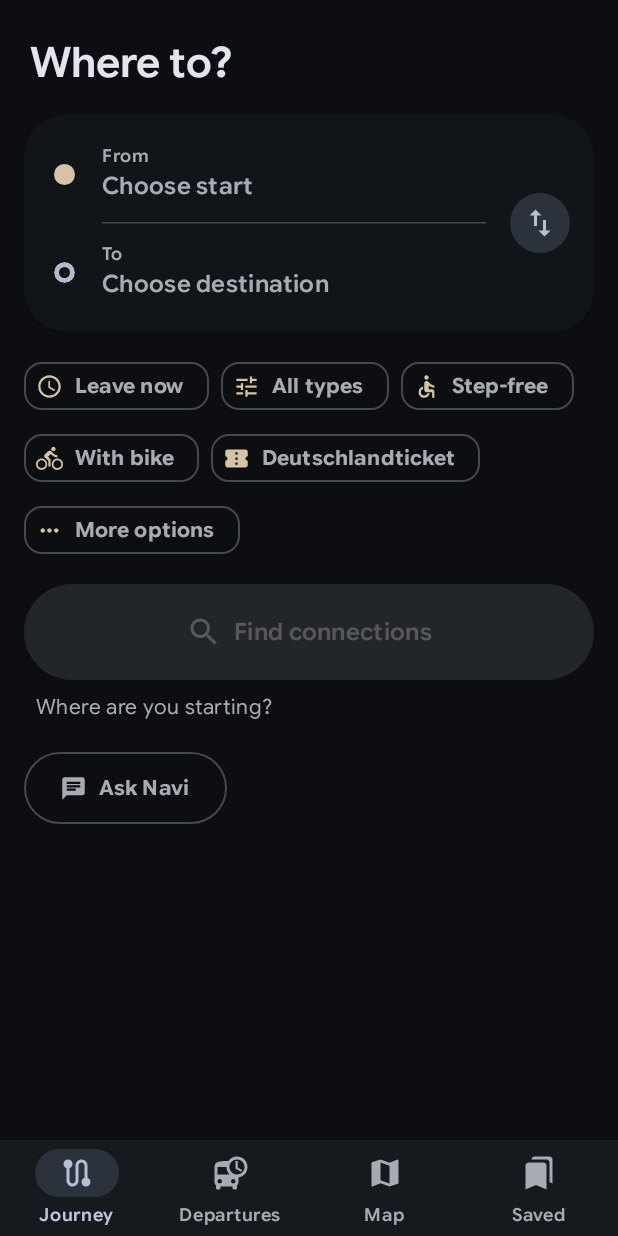
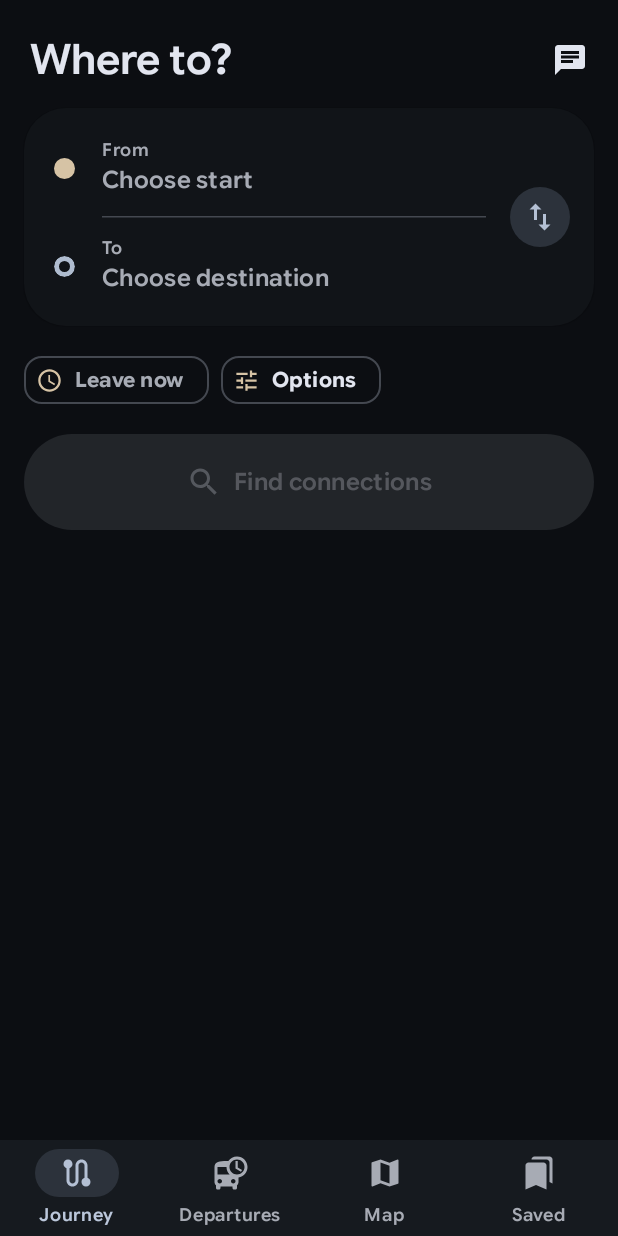
Before and after one commit to taynotfound/navi, an Android app built with Jetpack Compose: the composable NaviApp shown on its own in the app's theme, on a phone screen of 412 x 824 dp. Run offline under Robolectric (Android 15) with nearby library versions, the phone set to English and light mode, and no system bars; our stand-ins replace Material 3 Expressive styles (plain Material 3 is drawn); libraries missing offline, so code that uses them is left out: org.maplibre.android; 5 statements that could not run were skipped.

Commit message:
Fix crash opening a followed trip, readable Live Update chip, calmer search screen
The live refresh sent itineraries without geometry precision (kotlinx omits
defaults), the server echoed precision 0, and the map got latitudes in the
millions: MapLibre threw on the trip opened from the notification. Server now
defaults a missing precision to 6, the app never decodes with 0, and the map
skips impossible coordinates instead of crashing.

Live Update chip shows "14 min" (or the clock time over an hour) instead of
"22 14′". Search screen: time + active options + one Options chip, Ask Navi
as a header icon, no redundant hint line, three recent trips.

```diff
--- a/android/app/src/main/java/app/navi/Format.kt
+++ b/android/app/src/main/java/app/navi/Format.kt
@@ -37,7 +37,8 @@ fun formatDistance(m: Double?): String? = when {
 
 /** Decodes a Google encoded polyline with the given precision into (lat, lon) pairs. */
 fun decodePolyline(encoded: String, precision: Int = 6): List<Pair<Double, Double>> {
-    val factor = Math.pow(10.0, precision.toDouble())
+    // 0 came back from older servers for lines the app had sent them; it was always 6
+    val factor = Math.pow(10.0, (if (precision in 1..9) precision else 6).toDouble())
     val out = ArrayList<Pair<Double, Double>>()
     var i = 0
     var lat = 0L
--- a/android/app/src/main/java/app/navi/ui/JourneyScreens.kt
+++ b/android/app/src/main/java/app/navi/ui/JourneyScreens.kt
@@ -155,12 +155,21 @@ fun JourneyTab(nav: Nav) {
     }
 
     Column(Modifier.fillMaxSize().verticalScroll(rememberScrollState()).padding(bottom = 24.dp)) {
-        Text(
-            stringResource(R.string.where_to),
-            style = MaterialTheme.typography.headlineMedium,
-            fontWeight = FontWeight.SemiBold,
-            modifier = Modifier.padding(start = 20.dp, end = 20.dp, top = 24.dp, bottom = 16.dp),
-        )
+        Row(
+            Modifier.fillMaxWidth().padding(start = 20.dp, end = 8.dp, top = 16.dp, bottom = 8.dp),
+            verticalAlignment = Alignment.CenterVertically,
+        ) {
+            Text(
+                stringResource(R.string.where_to),
+                Modifier.weight(1f),
+                style = MaterialTheme.typography.headlineMedium,
+                fontWeight = FontWeight.SemiBold,
+            )
+            // "Frag Navi": ask in your own words instead of filling the form (can be hidden in Settings)
+            if (Store.assistantEnabled) IconButton(onClick = nav::assistant) {
+                Icon(Icons.AutoMirrored.Filled.Chat, stringResource(R.string.ask_entry))
+            }
+        }
         ElevatedCard(Modifier.fillMaxWidth().padding(horizontal = 16.dp), shape = RoundedCornerShape(28.dp)) {
             Box {
                 Column(Modifier.padding(vertical = 8.dp)) {
@@ -191,33 +200,19 @@ fun JourneyTab(nav: Nav) {
             Spacer(Modifier.width(8.dp))
             Text(stringResource(R.string.search_connections), style = MaterialTheme.typography.titleMedium)
         }
-        if (!ready) {
+        // the placeholders already say what's missing; only explain the one case they can't
+        if (JourneyForm.from != null && JourneyForm.from?.id == JourneyForm.to?.id) {
             Text(
-                stringResource(when {
-                    JourneyForm.from == null -> R.string.hint_choose_start
-                    JourneyForm.to == null -> R.string.hint_choose_destination
-                    else -> R.string.hint_same_places
-                }),
+                stringResource(R.string.hint_same_places),
                 Modifier.padding(horizontal = 24.dp, vertical = 8.dp),
                 style = MaterialTheme.typography.bodyMedium,
                 color = MaterialTheme.colorScheme.onSurfaceVariant,
             )
         }
 
-        // "Frag Navi": ask in your own words instead of filling the form (can be hidden in Settings)
-        if (Store.assistantEnabled) androidx.compose.material3.OutlinedButton(
-            onClick = nav::assistant,
-            shapes = ButtonDefaults.shapes(),
-            modifier = Modifier.padding(start = 16.dp, top = 12.dp).height(48.dp),
-        ) {
-            Icon(Icons.AutoMirrored.Filled.Chat, null, Modifier.size(18.dp))
-            Spacer(Modifier.width(8.dp))
-            Text(stringResource(R.string.ask_entry))
-        }
-
         if (Store.recentJourneys.isNotEmpty()) {
             SectionHeader(stringResource(R.string.recent))
-            Store.recentJourneys.forEach { j ->
+            Store.recentJourneys.take(3).forEach { j ->
                 // each recent trip drawn as a tiny route: start dot, line, destination ring
                 Row(
                     Modifier.fillMaxWidth().clickable {
--- a/android/app/src/main/java/app/navi/ui/TripOptions.kt
+++ b/android/app/src/main/java/app/navi/ui/TripOptions.kt
@@ -10,6 +10,9 @@ import androidx.compose.foundation.layout.fillMaxWidth
 import androidx.compose.foundation.layout.height
 import androidx.compose.foundation.layout.padding
 import androidx.compose.foundation.layout.size
+import androidx.compose.foundation.layout.width
+import androidx.compose.foundation.layout.widthIn
+import androidx.compose.foundation.selection.toggleable
 import androidx.compose.foundation.rememberScrollState
 import androidx.compose.foundation.shape.RoundedCornerShape
 import androidx.compose.foundation.verticalScroll
@@ -20,12 +23,13 @@ import androidx.compose.material.icons.filled.AccessTime
 import androidx.compose.material.icons.filled.CalendarMonth
 import androidx.compose.material.icons.filled.Close
 import androidx.compose.material.icons.filled.ConfirmationNumber
-import androidx.compose.material.icons.filled.MoreHoriz
 import androidx.compose.material.icons.filled.Place
 import androidx.compose.material.icons.filled.Keyboard
 import androidx.compose.material.icons.filled.Schedule
 import androidx.compose.material.icons.filled.Tune
 import androidx.compose.material3.AlertDialog
+import androidx.compose.material3.AssistChip
+import androidx.compose.material3.Switch
 import androidx.compose.material3.DatePicker
 import androidx.compose.material3.DatePickerDialog
 import androidx.compose.material3.ExperimentalMaterial3Api
@@ -55,6 +59,7 @@ import androidx.compose.ui.window.Dialog
 import androidx.compose.ui.window.DialogProperties
 import app.navi.JourneyForm
 import app.navi.R
+import app.navi.Store
 import app.navi.hhmm
 import java.time.Duration
 import java.time.Instant
@@ -67,13 +72,15 @@ val modeFilters = listOf(
     ModeGroup.SUBWAY to "subway", ModeGroup.TRAM to "tram", ModeGroup.BUS to "bus", ModeGroup.FERRY to "ferry",
 )
 
-/** Time, types, step-free and bike: the same chips on the search form and above the results. */
+/**
+ * The search options, kept quiet: the time, then only the options that are switched on (tap one to switch it
+ * off), then one "Options" chip with everything else. Same row on the search form and above the results.
+ */
 @OptIn(ExperimentalLayoutApi::class)
 @Composable
 fun TripOptionChips(modifier: Modifier = Modifier) {
     var timeDialog by remember { mutableStateOf(false) }
-    var modesDialog by remember { mutableStateOf(false) }
-    var moreDialog by remember { mutableStateOf(false) }
+    var optionsDialog by remember { mutableStateOf(false) }
     FlowRow(modifier, horizontalArrangement = ItemSpacing) {
         FilterChip(
             selected = JourneyForm.time != null,
@@ -81,63 +88,88 @@ fun TripOptionChips(modifier: Modifier = Modifier) {
             label = { Text(timeLabel()) },
             leadingIcon = { Icon(Icons.Filled.Schedule, null, Modifier.size(18.dp)) },
         )
-        FilterChip(
-            selected = JourneyForm.modes.isNotEmpty(),
-            onClick = { modesDialog = true },
-            label = { Text(modesLabel()) },
+        val dTicket = JourneyForm.modes == JourneyForm.dTicketModes
+        if (dTicket) ActiveChip(stringResource(R.string.d_ticket), Icons.Filled.ConfirmationNumber) { JourneyForm.modes = emptySet() }
+        else if (JourneyForm.modes.isNotEmpty()) ActiveChip(modesLabel(), Icons.Filled.Tune) { JourneyForm.modes = emptySet() }
+        if (JourneyForm.wheelchair) ActiveChip(stringResource(R.string.step_free), Icons.AutoMirrored.Filled.Accessible) { JourneyForm.wheelchair = false }
+        if (JourneyForm.bike) ActiveChip(stringResource(R.string.with_bike), Icons.AutoMirrored.Filled.DirectionsBike) { JourneyForm.bike = false }
+        JourneyForm.via?.let { v -> ActiveChip(stringResource(R.string.via, v.name), Icons.Filled.Place) { JourneyForm.via = null } }
+        if (JourneyForm.minTransfer > 0 || JourneyForm.walkSpeed != "normal") {
+            ActiveChip(stringResource(R.string.options_custom_pace), Icons.Filled.AccessTime) { JourneyForm.minTransfer = 0; JourneyForm.walkSpeed = "normal" }
+        }
+        AssistChip(
+            onClick = { optionsDialog = true },
+            label = { Text(stringResource(R.string.options)) },
             leadingIcon = { Icon(Icons.Filled.Tune, null, Modifier.size(18.dp)) },
-        )
-        FilterChip(
-            selected = JourneyForm.wheelchair,
-            onClick = { JourneyForm.wheelchair = !JourneyForm.wheelchair },
-            label = { Text(stringResource(R.string.step_free)) },
-            leadingIcon = { Icon(Icons.AutoMirrored.Filled.Accessible, null, Modifier.size(18.dp)) },
-        )
-        FilterChip(
-            selected = JourneyForm.bike,
-            onClick = { JourneyForm.bike = !JourneyForm.bike },
-            label = { Text(stringResource(R.string.with_bike)) },
-            leadingIcon = { Icon(Icons.AutoMirrored.Filled.DirectionsBike, null, Modifier.size(18.dp)) },
-        )
-        val dTicket = JourneyForm.modes == JourneyForm.dTicketModes
-        FilterChip(
-            selected = dTicket,
-            onClick = { JourneyForm.modes = if (dTicket) emptySet() else JourneyForm.dTicketModes },
-            label = { Text(stringResource(R.string.d_ticket)) },
-            leadingIcon = { Icon(Icons.Filled.ConfirmationNumber, null, Modifier.size(18.dp)) },
-        )
-        FilterChip(
-            selected = moreCount() > 0,
-            onClick = { moreDialog = true },
-            label = { Text(if (moreCount() > 0) stringResource(R.string.more_options_n, moreCount()) else stringResource(R.string.more_options)) },
-            leadingIcon = { Icon(Icons.Filled.MoreHoriz, null, Modifier.size(18.dp)) },
         )
     }
     if (timeDialog) TimeDialog { timeDialog = false }
-    if (modesDialog) ModesDialog { modesDialog = false }
-    if (moreDialog) MoreOptionsDialog { moreDialog = false }
+    if (optionsDialog) OptionsDialog { optionsDialog = false }
 }
 
-private fun moreCount() = listOf(JourneyForm.via != null, JourneyForm.minTransfer > 0, JourneyForm.walkSpeed != "normal").count { it }
+/** A switched-on option; tapping it switches it off. */
+@Composable
+private fun ActiveChip(label: String, icon: androidx.compose.ui.graphics.vector.ImageVector, onOff: () -> Unit) {
+    FilterChip(
+        selected = true,
+        onClick = onOff,
+        label = { Text(label, maxLines = 1, overflow = androidx.compose.ui.text.style.TextOverflow.Ellipsis) },
+        leadingIcon = { Icon(icon, null, Modifier.size(18.dp)) },
+        trailingIcon = { Icon(Icons.Filled.Close, stringResource(R.string.remove), Modifier.size(18.dp)) },
+        modifier = Modifier.widthIn(max = 220.dp),
+    )
+}
 
 private val transferChoices = listOf(0, 5, 10, 15)
 private val walkChoices = listOf("slow", "normal", "fast")
 
-/** Via stop, extra time per change, walking pace. Applied straight away, like the other chips. */
+/** Every search option in one place. Changes apply straight away. */
+@OptIn(ExperimentalLayoutApi::class)
 @Composable
-private fun MoreOptionsDialog(onClose: () -> Unit) {
+private fun OptionsDialog(onClose: () -> Unit) {
     var pickVia by remember { mutableStateOf(false) }
     AlertDialog(
         onDismissRequest = onClose,
         confirmButton = { TextButton(onClick = onClose) { Text(stringResource(R.string.done)) } },
         dismissButton = {
-            TextButton(onClick = { JourneyForm.via = null; JourneyForm.minTransfer = 0; JourneyForm.walkSpeed = "normal" }) {
+            TextButton(onClick = {
+                JourneyForm.via = null; JourneyForm.minTransfer = 0; JourneyForm.walkSpeed = "normal"
+                JourneyForm.modes = emptySet(); JourneyForm.wheelchair = Store.wheelchairDefault; JourneyForm.bike = false
+            }) {
                 Text(stringResource(R.string.reset))
             }
         },
-        title = { Text(stringResource(R.string.more_options)) },
+        title = { Text(stringResource(R.string.options)) },
         text = {
             Column(Modifier.verticalScroll(rememberScrollState()), verticalArrangement = Arrangement.spacedBy(8.dp)) {
+                Text(stringResource(R.string.types_title), style = MaterialTheme.typography.titleSmall)
+                // nothing ticked means all types; the last type can't be unticked
+                val all = modeFilters.map { it.second }.toSet()
+                val sel = JourneyForm.modes.ifEmpty { all }
+                FlowRow(horizontalArrangement = Arrangement.spacedBy(8.dp)) {
+                    modeFilters.forEach { (g, key) ->
+                        FilterChip(
+                            selected = key in sel,
+                            onClick = {
+                                val next = if (key in sel) sel - key else sel + key
+                                if (next.isNotEmpty()) JourneyForm.modes = if (next == all) emptySet() else next
+                            },
+                            label = { Text(stringResource(g.label)) },
+                            leadingIcon = { Icon(g.icon, null, Modifier.size(18.dp)) },
+                        )
+                    }
+                    val dTicket = JourneyForm.modes == JourneyForm.dTicketModes
+                    FilterChip(
+                        selected = dTicket,
+                        onClick = { JourneyForm.modes = if (dTicket) emptySet() else JourneyForm.dTicketModes },
+                        label = { Text(stringResource(R.string.d_ticket_only)) },
+                        leadingIcon = { Icon(Icons.Filled.ConfirmationNumber, null, Modifier.size(18.dp)) },
+                    )
+                }
+                Spacer(Modifier.height(8.dp))
+                OptionSwitch(stringResource(R.string.step_free), Icons.AutoMirrored.Filled.Accessible, JourneyForm.wheelchair) { JourneyForm.wheelchair = it }
+                OptionSwitch(stringResource(R.string.with_bike), Icons.AutoMirrored.Filled.DirectionsBike, JourneyForm.bike) { JourneyForm.bike = it }
+                Spacer(Modifier.height(8.dp))
                 Text(stringResource(R.string.via_stop), style = MaterialTheme.typography.titleSmall)
                 Row(verticalAlignment = Alignment.CenterVertically) {
                     FilterChip(
@@ -179,6 +211,19 @@ private fun MoreOptionsDialog(onClose: () -> Unit) {
 }
 
 @Composable
+private fun OptionSwitch(label: String, icon: androidx.compose.ui.graphics.vector.ImageVector, on: Boolean, set: (Boolean) -> Unit) {
+    Row(
+        Modifier.fillMaxWidth().toggleable(on, role = androidx.compose.ui.semantics.Role.Switch, onValueChange = set).padding(vertical = 4.dp),
+        verticalAlignment = Alignment.CenterVertically,
+    ) {
+        Icon(icon, null, Modifier.size(20.dp), tint = MaterialTheme.colorScheme.onSurfaceVariant)
+        Spacer(Modifier.width(12.dp))
+        Text(label, Modifier.weight(1f), style = MaterialTheme.typography.bodyLarge)
+        Switch(checked = on, onCheckedChange = null)
+    }
+}
+
+@Composable
 fun timeLabel(): String {
     val t = JourneyForm.time ?: return stringResource(R.string.leave_now)
     val days = Duration.between(ZonedDateTime.now().toLocalDate().atStartOfDay(), t.toLocalDate().atStartOfDay()).toDays()
@@ -195,35 +240,6 @@ private fun modesLabel(): String {
     if (m.isEmpty()) return stringResource(R.string.all_types)
     val names = modeFilters.filter { it.second in m }.map { stringResource(it.first.label) }
     return if (names.size <= 2) names.joinToString(", ") else stringResource(R.string.n_types, names.size)
-}
-
-@OptIn(ExperimentalLayoutApi::class)
-@Composable
-private fun ModesDialog(onClose: () -> Unit) {
-    var sel by remember { mutableStateOf(JourneyForm.modes.ifEmpty { modeFilters.map { it.second }.toSet() }) }
-    AlertDialog(
-        onDismissRequest = onClose,
-        confirmButton = {
-            TextButton(enabled = sel.isNotEmpty(), onClick = {
-                JourneyForm.modes = if (sel.size == modeFilters.size) emptySet() else sel
-                onClose()
-            }) { Text(stringResource(R.string.apply)) }
-        },
-        dismissButton = { TextButton(onClick = { sel = modeFilters.map { it.second }.toSet() }) { Text(stringResource(R.string.all_types)) } },
-        title = { Text(stringResource(R.string.types_title)) },
-        text = {
-            FlowRow(horizontalArrangement = Arrangement.spacedBy(8.dp)) {
-                modeFilters.forEach { (g, key) ->
-                    FilterChip(
-                        selected = key in sel,
-                        onClick = { sel = if (key in sel) sel - key else sel + key },
-                        label = { Text(stringResource(g.label)) },
-                        leadingIcon = { Icon(g.icon, null, Modifier.size(18.dp)) },
-                    )
-                }
-            }
-        },
-    )
 }
 
 /** Departure or arrival, any day, any time. Typing is the default; the clock face is one tap away. */
--- a/android/app/src/main/res/values/strings.xml
+++ b/android/app/src/main/res/values/strings.xml
@@ -78,8 +78,6 @@
     <string name="step_free">Step-free</string>
     <string name="with_bike">With bike</string>
     <string name="search_connections">Find connections</string>
-    <string name="hint_choose_start">Where are you starting?</string>
-    <string name="hint_choose_destination">And where to?</string>
     <string name="hint_same_places">Start and destination are the same. You\'re already there.</string>
     <string name="from_where">From where?</string>
     <string name="to_where">Where to?</string>
@@ -116,6 +114,7 @@
     <string name="planned_with_navi">Planned with Navi</string>
     <!-- live status -->
     <string name="live_updated">Live, as of %s</string>
+    <string name="chip_min">%d min</string>
     <string name="status_departs_in">Leaves in %d min</string>
     <string name="status_departs_at">Leaves at %s</string>
     <string name="status_board">Take the %1$s at %2$s</string>
@@ -322,8 +321,10 @@
     <!-- offline copy, route options, calendar, widget, settings -->
     <string name="offline_banner">Offline · showing data from %1$s</string>
     <string name="d_ticket">Deutschlandticket</string>
-    <string name="more_options">More options</string>
-    <string name="more_options_n">More options (%d)</string>
+    <string name="options">Options</string>
+    <string name="remove">Remove</string>
+    <string name="options_custom_pace">Own pace</string>
+    <string name="d_ticket_only">Deutschlandticket only</string>
     <string name="reset">Reset</string>
     <string name="via_stop">Via stop</string>
     <string name="via_none">Choose a stop</string>
```
Also changed, not shown: android/app/src/main/java/app/navi/Live.kt (+9 -3 lines), android/app/src/main/java/app/navi/ui/NaviMap.kt (+7 -3 lines), 4 other files.
